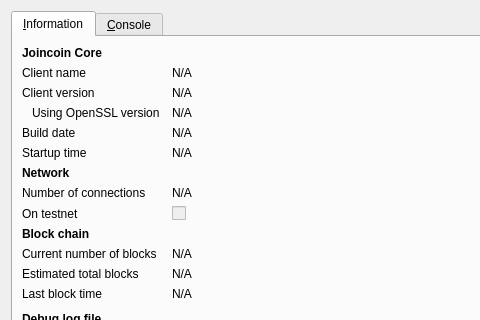
First picture: the form in src/qt/forms/rpcconsole.ui, repository micheldaniel/test, before the edit; both pictures show x 0 to 480 and y 0 to 320 of the 740 by 450 pixel window.
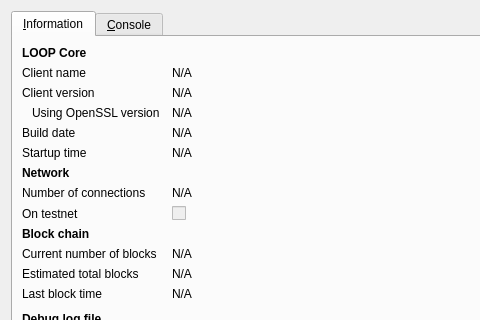
Second picture: the form after the edit. Icons and pictures are not drawn.

Patch:
```diff
--- a/src/qt/forms/rpcconsole.ui
+++ b/src/qt/forms/rpcconsole.ui
@@ -36,7 +36,7 @@
           </font>
          </property>
          <property name="text">
-          <string>Joincoin Core</string>
+          <string>LOOP Core</string>
          </property>
         </widget>
        </item>
```
Left out of the diff: 6 changed lines with no effect on the pictures.
